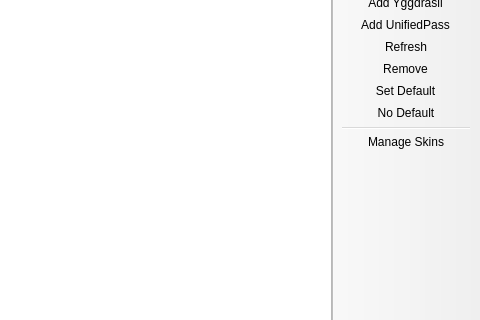
AndreaFrederica/LunaLauncher, file launcher/ui/pages/global/AccountListPage.ui: the form before one commit; both pictures show x 320 to 800 and y 87 to 407 of the 800 by 600 pixel window.
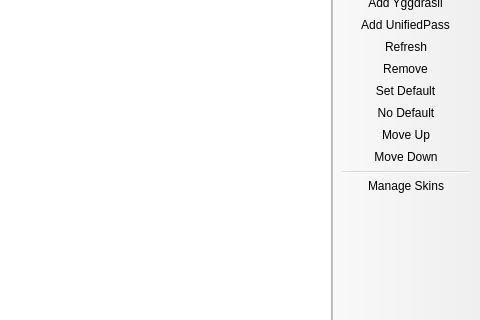
The form after the commit. Custom widgets are drawn as their Qt base class.

Commit message: feat: allow moving accounts in list

Patch:
```diff
--- a/launcher/ui/pages/global/AccountListPage.ui
+++ b/launcher/ui/pages/global/AccountListPage.ui
@@ -61,6 +61,8 @@
    <addaction name="actionRemove"/>
    <addaction name="actionSetDefault"/>
    <addaction name="actionNoDefault"/>
+   <addaction name="actionMoveUp"/>
+   <addaction name="actionMoveDown"/>
    <addaction name="separator"/>
    <addaction name="actionManageSkins"/>
   </widget>
@@ -126,6 +128,16 @@
     <string>Remo&amp;ve</string>
    </property>
   </action>
+  <action name="actionMoveUp">
+   <property name="text">
+    <string>Move &amp;Up</string>
+   </property>
+  </action>
+  <action name="actionMoveDown">
+   <property name="text">
+    <string>Move &amp;Down</string>
+   </property>
+  </action>
  </widget>
  <customwidgets>
   <customwidget>
```
The commit also changes 4 other files.
